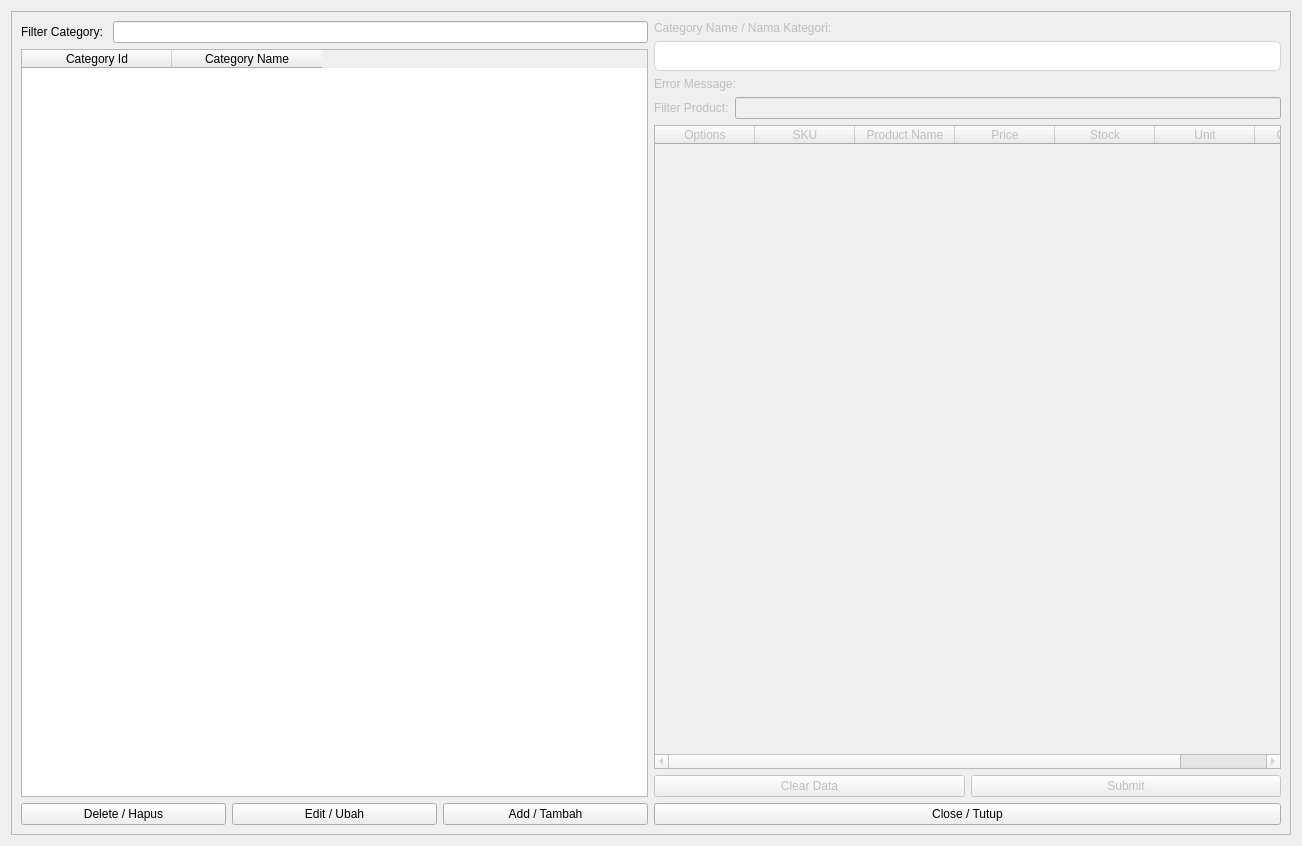
This is ui/categories.ui in michael-halim/pos as Qt 5 draws it before an edit. The edited form follows.
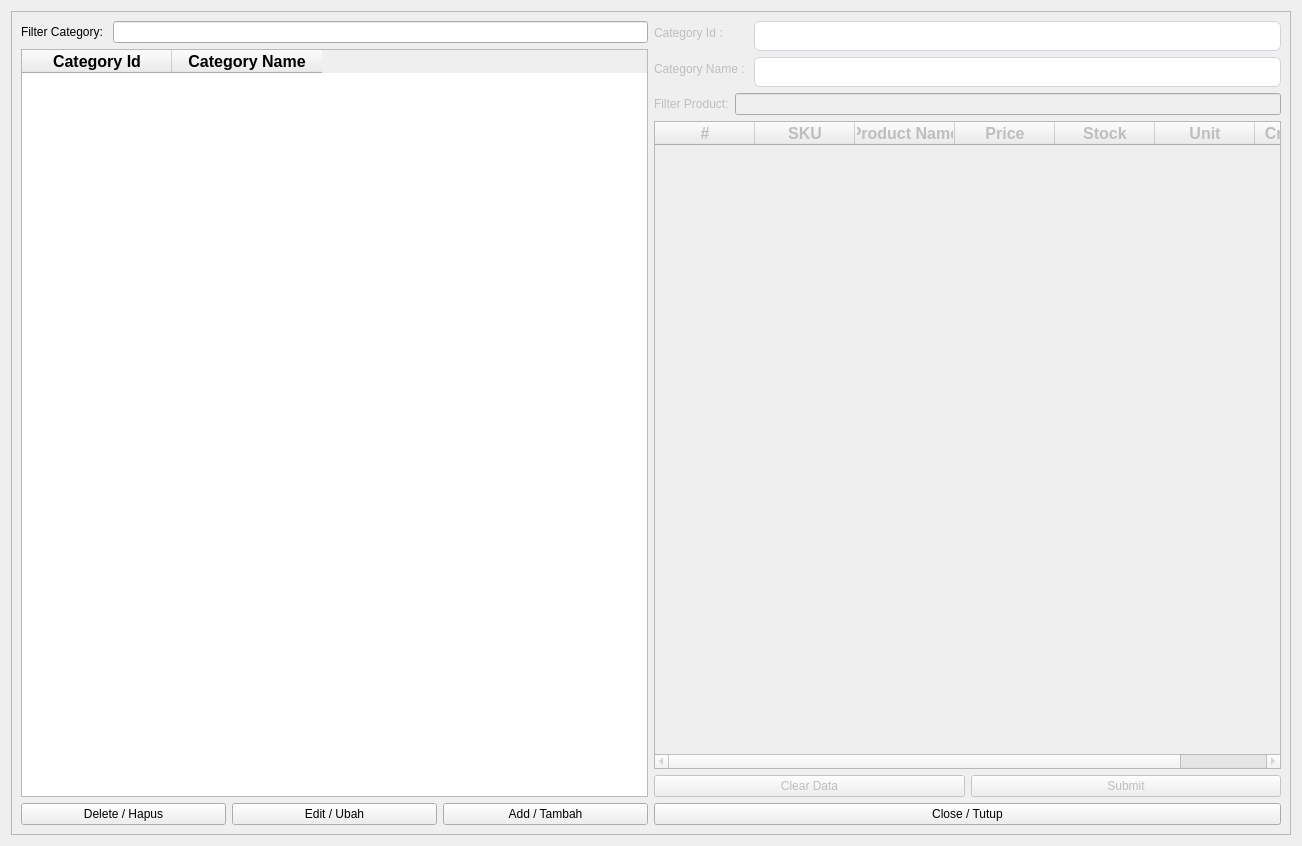
This is the edited form.

Commit message: Patch#22: Integrate Reusable Components - Added Products Dialog and its Functionality - Refactor Products - Added Suppliers Dialog and its Functionality - Refactor Suppliers - Refactor Categories - Added Categories Dialog and its Functionality - Update create_module.py - Delete Unnecessary File and UI

```diff
--- a/ui/categories.ui
+++ b/ui/categories.ui
@@ -24,6 +24,8 @@
      </property>
      <layout class="QGridLayout" name="gridLayout">
       <item row="0" column="0">
+       <layout class="QHBoxLayout" name="horizontalLayout">
+        <item>
        <layout class="QVBoxLayout" name="verticalLayout_2">
         <item>
          <layout class="QHBoxLayout" name="horizontalLayout_4">
@@ -82,11 +84,31 @@
            <property name="text">
             <string>Category Id</string>
            </property>
+             <property name="font">
+              <font>
+               <pointsize>12</pointsize>
+               <weight>75</weight>
+               <bold>true</bold>
+              </font>
+             </property>
+             <property name="textAlignment">
+              <set>AlignCenter</set>
+             </property>
           </column>
           <column>
            <property name="text">
             <string>Category Name</string>
            </property>
+             <property name="font">
+              <font>
+               <pointsize>12</pointsize>
+               <weight>75</weight>
+               <bold>true</bold>
+              </font>
+             </property>
+             <property name="textAlignment">
+              <set>AlignCenter</set>
+             </property>
           </column>
          </widget>
         </item>
@@ -117,21 +139,21 @@
         </item>
        </layout>
       </item>
-      <item row="0" column="1">
+        <item>
        <layout class="QVBoxLayout" name="verticalLayout_3">
         <item>
-         <layout class="QVBoxLayout" name="verticalLayout">
-          <item>
+           <layout class="QFormLayout" name="formLayout">
+            <item row="1" column="0">
            <widget class="QLabel" name="category_name_label">
             <property name="enabled">
              <bool>false</bool>
             </property>
             <property name="text">
-             <string>Category Name / Nama Kategori: </string>
+               <string>Category Name : </string>
             </property>
            </widget>
           </item>
-          <item>
+            <item row="1" column="1">
            <widget class="QLineEdit" name="category_name_input">
             <property name="enabled">
              <bool>false</bool>
@@ -160,18 +182,49 @@
             </property>
            </widget>
           </item>
-          <item>
-           <widget class="QLabel" name="category_name_error_message">
+            <item row="0" column="0">
+             <widget class="QLabel" name="category_id_label">
             <property name="enabled">
              <bool>false</bool>
             </property>
             <property name="text">
-             <string>Error Message:</string>
+               <string>Category Id : </string>
+              </property>
+             </widget>
+            </item>
+            <item row="0" column="1">
+             <widget class="QLineEdit" name="category_id_input">
+              <property name="enabled">
+               <bool>false</bool>
+              </property>
+              <property name="minimumSize">
+               <size>
+                <width>0</width>
+                <height>30</height>
+               </size>
+              </property>
+              <property name="styleSheet">
+               <string notr="true">QLineEdit{
+	border: 1px solid #d1d5db;      /* Light gray border */
+    border-radius: 6px;             /* Rounded corners */
+    outline: none;                  /* Remove default outline */
+    color: #333;                    /* Text color */
+    background-color: #fff;       /* Light gray background */
+    
+}
+
+QLineEdit:focus {
+    border: 1px solid #93c5fd;       /* Blue border on focus */
+    
+    background-color: #ffffff;       /* White background when focused */
+}</string>
             </property>
            </widget>
           </item>
          </layout>
         </item>
+          <item>
+           <layout class="QVBoxLayout" name="verticalLayout">
         <item>
          <layout class="QHBoxLayout" name="horizontalLayout_3">
           <item>
@@ -200,40 +253,112 @@
           </property>
           <column>
            <property name="text">
-            <string>Options</string>
+                <string>#</string>
+               </property>
+               <property name="font">
+                <font>
+                 <pointsize>12</pointsize>
+                 <weight>75</weight>
+                 <bold>true</bold>
+                </font>
+               </property>
+               <property name="textAlignment">
+                <set>AlignCenter</set>
            </property>
           </column>
           <column>
            <property name="text">
             <string>SKU</string>
            </property>
+               <property name="font">
+                <font>
+                 <pointsize>12</pointsize>
+                 <weight>75</weight>
+                 <bold>true</bold>
+                </font>
+               </property>
+               <property name="textAlignment">
+                <set>AlignCenter</set>
+               </property>
           </column>
           <column>
            <property name="text">
             <string>Product Name</string>
            </property>
+               <property name="font">
+                <font>
+                 <pointsize>12</pointsize>
+                 <weight>75</weight>
+                 <bold>true</bold>
+                </font>
+               </property>
+               <property name="textAlignment">
+                <set>AlignCenter</set>
+               </property>
           </column>
           <column>
            <property name="text">
             <string>Price</string>
            </property>
+               <property name="font">
+                <font>
+                 <pointsize>12</pointsize>
+                 <weight>75</weight>
+                 <bold>true</bold>
+                </font>
+               </property>
+               <property name="textAlignment">
+                <set>AlignCenter</set>
+               </property>
           </column>
           <column>
            <property name="text">
             <string>Stock</string>
            </property>
+               <property name="font">
+                <font>
+                 <pointsize>12</pointsize>
+                 <weight>75</weight>
+                 <bold>true</bold>
+                </font>
+               </property>
+               <property name="textAlignment">
+                <set>AlignCenter</set>
+               </property>
           </column>
           <column>
            <property name="text">
             <string>Unit</string>
            </property>
+               <property name="font">
+                <font>
+                 <pointsize>12</pointsize>
+                 <weight>75</weight>
+                 <bold>true</bold>
+                </font>
+               </property>
+               <property name="textAlignment">
+                <set>AlignCenter</set>
+               </property>
           </column>
           <column>
            <property name="text">
             <string>Created At</string>
            </property>
-          </column>
-         </widget>
+               <property name="font">
+                <font>
+                 <pointsize>12</pointsize>
+                 <weight>75</weight>
+                 <bold>true</bold>
+                </font>
+               </property>
+               <property name="textAlignment">
+                <set>AlignCenter</set>
+               </property>
+              </column>
+             </widget>
+            </item>
+           </layout>
         </item>
         <item>
          <layout class="QHBoxLayout" name="horizontalLayout_5">
@@ -271,6 +396,8 @@
            <string>Close / Tutup</string>
           </property>
          </widget>
+          </item>
+         </layout>
         </item>
        </layout>
       </item>
```
Lines whose indentation alone changed are shown as unchanged. The commit also changes 44 other files.
